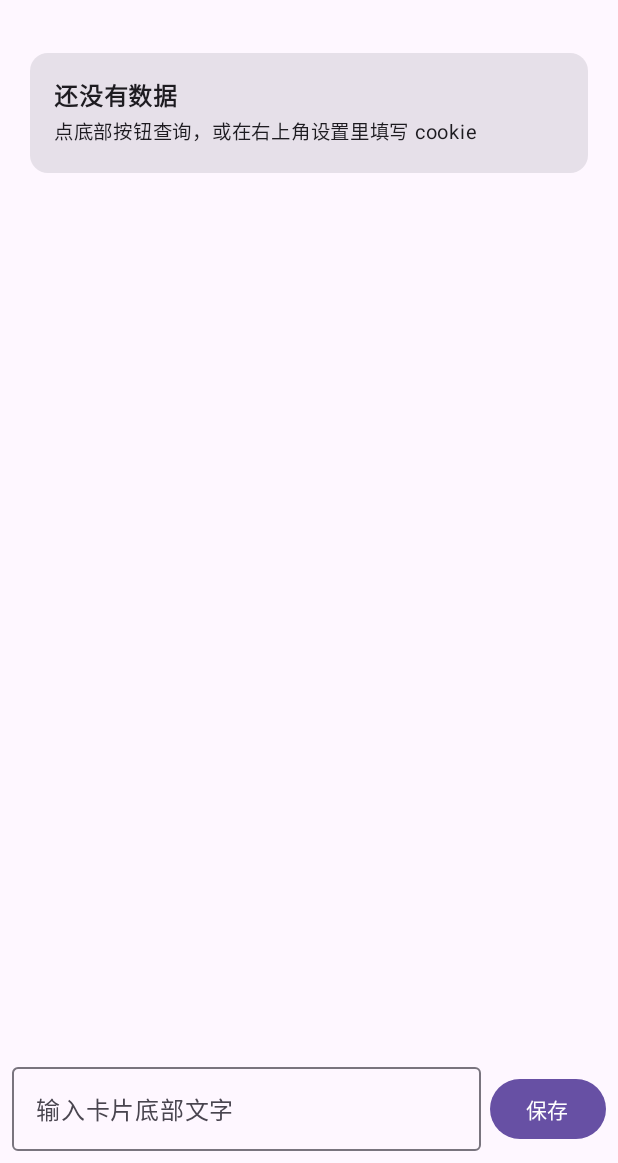
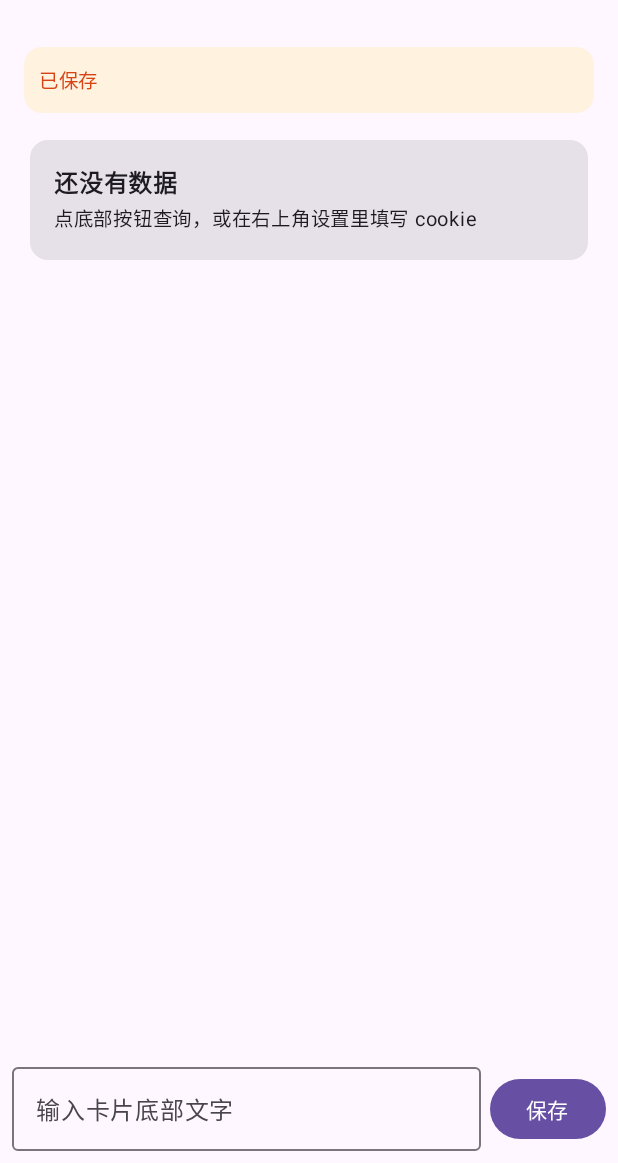
Before and after one commit to 556687/UnicomMonitor, an Android app built with Jetpack Compose: the screen it shows after launch (MainActivity), after a tap on "保存", on a phone screen of 412 x 824 dp, the part 73-1236 px from its top. Run offline under Robolectric (Android 15) with nearby library versions, the phone set to English and light mode, and no system bars; 2 other taps on this screen came first.

Commit message:
persistent error display

```diff
--- a/app/src/main/java/com/unicom/monitor/MainActivity.kt
+++ b/app/src/main/java/com/unicom/monitor/MainActivity.kt
@@ -174,6 +174,13 @@ fun AppScreen() {
                 }
             }
             Column(Modifier.fillMaxSize().verticalScroll(rememberScrollState()).padding(12.dp)) {
+                if (message.isNotEmpty()) {
+                    Card(Modifier.fillMaxWidth().padding(4.dp),
+                        colors = CardDefaults.cardColors(containerColor = Color(0xFFFFF3E0))) {
+                        Text(message, fontSize = 13.sp, color = Color(0xFFD84315), modifier = Modifier.padding(10.dp))
+                    }
+                    Spacer(Modifier.height(6.dp))
+                }
                 if (cards.isEmpty()) {
                     Card(Modifier.fillMaxWidth().padding(8.dp)) {
                         Column(Modifier.padding(16.dp)) {
@@ -194,7 +201,7 @@ fun AppScreen() {
 
     if (message.isNotEmpty()) {
         LaunchedEffect(message) {
-            kotlinx.coroutines.delay(2500)
+            kotlinx.coroutines.delay(8000)
             message = ""
         }
     }
```
